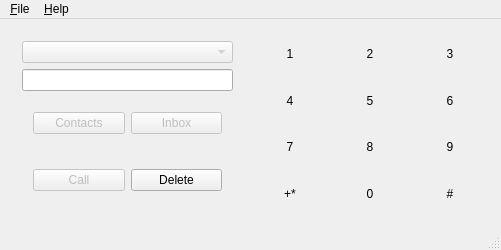
Before: the Qt Designer form branches/qml-ui/src/MainWindow.ui in shailesh83/qgvdial, drawn with Qt 5.
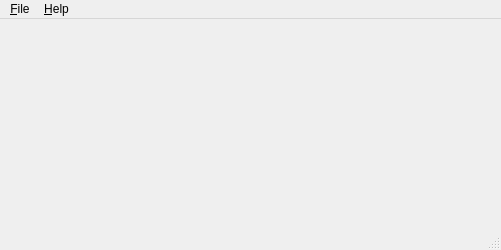
After: the same form once the commit is applied. Custom widgets are drawn as their Qt base class.

```diff
--- a/branches/qml-ui/src/MainWindow.ui
+++ b/branches/qml-ui/src/MainWindow.ui
@@ -35,309 +35,12 @@
          <property name="spacing">
           <number>0</number>
          </property>
-         <item row="0" column="0">
-          <widget class="DialDigitButton" name="btn1">
-           <property name="sizePolicy">
-            <sizepolicy hsizetype="Minimum" vsizetype="Minimum">
-             <horstretch>0</horstretch>
-             <verstretch>0</verstretch>
-            </sizepolicy>
-           </property>
-           <property name="text">
-            <string>1</string>
-           </property>
-           <property name="flat">
-            <bool>true</bool>
-           </property>
-           <property name="strChars" stdset="0">
-            <string>1</string>
-           </property>
-          </widget>
-         </item>
-         <item row="1" column="0">
-          <widget class="DialDigitButton" name="btn4">
-           <property name="sizePolicy">
-            <sizepolicy hsizetype="Minimum" vsizetype="Minimum">
-             <horstretch>0</horstretch>
-             <verstretch>0</verstretch>
-            </sizepolicy>
-           </property>
-           <property name="text">
-            <string>4</string>
-           </property>
-           <property name="flat">
-            <bool>true</bool>
-           </property>
-           <property name="strChars" stdset="0">
-            <string>4</string>
-           </property>
-          </widget>
-         </item>
-         <item row="1" column="1">
-          <widget class="DialDigitButton" name="btn5">
-           <property name="sizePolicy">
-            <sizepolicy hsizetype="Minimum" vsizetype="Minimum">
-             <horstretch>0</horstretch>
-             <verstretch>0</verstretch>
-            </sizepolicy>
-           </property>
-           <property name="text">
-            <string>5</string>
-           </property>
-           <property name="flat">
-            <bool>true</bool>
-           </property>
-           <property name="strChars" stdset="0">
-            <string>5</string>
-           </property>
-          </widget>
-         </item>
-         <item row="1" column="2">
-          <widget class="DialDigitButton" name="btn6">
-           <property name="sizePolicy">
-            <sizepolicy hsizetype="Minimum" vsizetype="Minimum">
-             <horstretch>0</horstretch>
-             <verstretch>0</verstretch>
-            </sizepolicy>
-           </property>
-           <property name="text">
-            <string>6</string>
-           </property>
-           <property name="flat">
-            <bool>true</bool>
-           </property>
-           <property name="strChars" stdset="0">
-            <string>6</string>
-           </property>
-          </widget>
-         </item>
-         <item row="2" column="0">
-          <widget class="DialDigitButton" name="btn7">
-           <property name="sizePolicy">
-            <sizepolicy hsizetype="Minimum" vsizetype="Minimum">
-             <horstretch>0</horstretch>
-             <verstretch>0</verstretch>
-            </sizepolicy>
-           </property>
-           <property name="text">
-            <string>7</string>
-           </property>
-           <property name="flat">
-            <bool>true</bool>
-           </property>
-           <property name="strChars" stdset="0">
-            <string>7</string>
-           </property>
-          </widget>
-         </item>
-         <item row="2" column="1">
-          <widget class="DialDigitButton" name="btn8">
-           <property name="sizePolicy">
-            <sizepolicy hsizetype="Minimum" vsizetype="Minimum">
-             <horstretch>0</horstretch>
-             <verstretch>0</verstretch>
-            </sizepolicy>
-           </property>
-           <property name="text">
-            <string>8</string>
-           </property>
-           <property name="flat">
-            <bool>true</bool>
-           </property>
-           <property name="strChars" stdset="0">
-            <string>8</string>
-           </property>
-          </widget>
-         </item>
-         <item row="2" column="2">
-          <widget class="DialDigitButton" name="btn9">
-           <property name="sizePolicy">
-            <sizepolicy hsizetype="Minimum" vsizetype="Minimum">
-             <horstretch>0</horstretch>
-             <verstretch>0</verstretch>
-            </sizepolicy>
-           </property>
-           <property name="text">
-            <string>9</string>
-           </property>
-           <property name="flat">
-            <bool>true</bool>
-           </property>
-           <property name="strChars" stdset="0">
-            <string>9</string>
-           </property>
-          </widget>
-         </item>
-         <item row="3" column="0">
-          <widget class="DialDigitButton" name="btnStarPlus">
-           <property name="sizePolicy">
-            <sizepolicy hsizetype="Minimum" vsizetype="Minimum">
-             <horstretch>0</horstretch>
-             <verstretch>0</verstretch>
-            </sizepolicy>
-           </property>
-           <property name="text">
-            <string>+*</string>
-           </property>
-           <property name="flat">
-            <bool>true</bool>
-           </property>
-           <property name="strChars" stdset="0">
-            <string>+*</string>
-           </property>
-          </widget>
-         </item>
-         <item row="3" column="1">
-          <widget class="DialDigitButton" name="btn0">
-           <property name="sizePolicy">
-            <sizepolicy hsizetype="Minimum" vsizetype="Minimum">
-             <horstretch>0</horstretch>
-             <verstretch>0</verstretch>
-            </sizepolicy>
-           </property>
-           <property name="text">
-            <string>0</string>
-           </property>
-           <property name="flat">
-            <bool>true</bool>
-           </property>
-           <property name="strChars" stdset="0">
-            <string>0</string>
-           </property>
-          </widget>
-         </item>
-         <item row="3" column="2">
-          <widget class="DialDigitButton" name="btnHash">
-           <property name="sizePolicy">
-            <sizepolicy hsizetype="Minimum" vsizetype="Minimum">
-             <horstretch>0</horstretch>
-             <verstretch>0</verstretch>
-            </sizepolicy>
-           </property>
-           <property name="text">
-            <string>#</string>
-           </property>
-           <property name="flat">
-            <bool>true</bool>
-           </property>
-           <property name="strChars" stdset="0">
-            <string>#</string>
-           </property>
-          </widget>
-         </item>
-         <item row="0" column="1">
-          <widget class="DialDigitButton" name="btn2">
-           <property name="sizePolicy">
-            <sizepolicy hsizetype="Minimum" vsizetype="Minimum">
-             <horstretch>0</horstretch>
-             <verstretch>0</verstretch>
-            </sizepolicy>
-           </property>
-           <property name="text">
-            <string>2</string>
-           </property>
-           <property name="flat">
-            <bool>true</bool>
-           </property>
-           <property name="strChars" stdset="0">
-            <string>2</string>
-           </property>
-          </widget>
-         </item>
-         <item row="0" column="2">
-          <widget class="DialDigitButton" name="btn3">
-           <property name="sizePolicy">
-            <sizepolicy hsizetype="Minimum" vsizetype="Minimum">
-             <horstretch>0</horstretch>
-             <verstretch>0</verstretch>
-            </sizepolicy>
-           </property>
-           <property name="text">
-            <string>3</string>
-           </property>
-           <property name="iconSize">
-            <size>
-             <width>48</width>
-             <height>32</height>
-            </size>
-           </property>
-           <property name="flat">
-            <bool>true</bool>
-           </property>
-           <property name="strChars" stdset="0">
-            <string>3</string>
-           </property>
-          </widget>
-         </item>
         </layout>
        </widget>
       </item>
       <item row="0" column="0">
        <widget class="QWidget" name="wgtDisplay" native="true">
-        <layout class="QVBoxLayout" name="verticalLayout">
-         <item>
-          <widget class="QComboBox" name="cbDialMethod">
-           <property name="enabled">
-            <bool>false</bool>
-           </property>
-          </widget>
-         </item>
-         <item>
-          <widget class="QLineEdit" name="edNumber"/>
-         </item>
-         <item>
-          <widget class="QWidget" name="widget_4" native="true">
-           <layout class="QHBoxLayout" name="horizontalLayout_3">
-            <item>
-             <widget class="QPushButton" name="btnContacts">
-              <property name="enabled">
-               <bool>false</bool>
-              </property>
-              <property name="text">
-               <string>Contacts</string>
-              </property>
-             </widget>
-            </item>
-            <item>
-             <widget class="QPushButton" name="btnHistory">
-              <property name="enabled">
-               <bool>false</bool>
-              </property>
-              <property name="text">
-               <string>Inbox</string>
-              </property>
-             </widget>
-            </item>
-           </layout>
-          </widget>
-         </item>
-         <item>
-          <widget class="QWidget" name="widget_3" native="true">
-           <layout class="QHBoxLayout" name="horizontalLayout">
-            <item>
-             <widget class="QPushButton" name="btnCall">
-              <property name="enabled">
-               <bool>false</bool>
-              </property>
-              <property name="text">
-               <string>Call</string>
-              </property>
-             </widget>
-            </item>
-            <item>
-             <widget class="DialDigitButton" name="btnDelete">
-              <property name="enabled">
-               <bool>true</bool>
-              </property>
-              <property name="text">
-               <string>Delete</string>
-              </property>
-             </widget>
-            </item>
-           </layout>
-          </widget>
-         </item>
-        </layout>
+        <layout class="QVBoxLayout" name="verticalLayout"/>
        </widget>
       </item>
      </layout>
@@ -411,36 +114,6 @@
   </action>
  </widget>
  <layoutdefault spacing="6" margin="11"/>
- <customwidgets>
-  <customwidget>
-   <class>DialDigitButton</class>
-   <extends>QPushButton</extends>
-   <header>DialDigitButton.h</header>
-   <slots>
-    <signal>charClicked(QChar)</signal>
-    <signal>charDeleted()</signal>
-   </slots>
-  </customwidget>
- </customwidgets>
- <tabstops>
-  <tabstop>edNumber</tabstop>
-  <tabstop>btnCall</tabstop>
-  <tabstop>btnDelete</tabstop>
-  <tabstop>btnContacts</tabstop>
-  <tabstop>btnHistory</tabstop>
-  <tabstop>btn1</tabstop>
-  <tabstop>btn2</tabstop>
-  <tabstop>btn3</tabstop>
-  <tabstop>btn4</tabstop>
-  <tabstop>btn5</tabstop>
-  <tabstop>btn6</tabstop>
-  <tabstop>btn7</tabstop>
-  <tabstop>btn8</tabstop>
-  <tabstop>btn9</tabstop>
-  <tabstop>btnStarPlus</tabstop>
-  <tabstop>btn0</tabstop>
-  <tabstop>btnHash</tabstop>
- </tabstops>
  <resources/>
  <connections>
   <connection>
```
Left out of the diff: 411 changed lines with no effect on the pictures.
